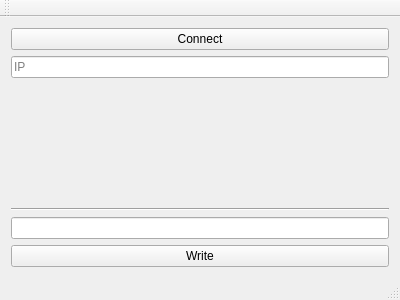
This is WIP/TP_testClient/mainwindow.ui in ToSt95/plant_monitor as Qt 5 draws it before an edit. The edited form follows.
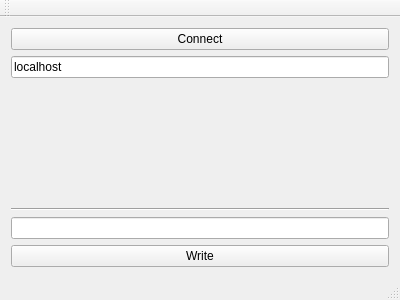
This is the edited form.

What changed in the file:
```diff
--- a/WIP/TP_testClient/mainwindow.ui
+++ b/WIP/TP_testClient/mainwindow.ui
@@ -26,6 +26,9 @@
       </item>
       <item>
        <widget class="QLineEdit" name="lineEdit">
+        <property name="text">
+         <string>localhost</string>
+        </property>
         <property name="placeholderText">
          <string>IP</string>
         </property>
```
Left out of the diff: 2 changed lines with no effect on the pictures.
